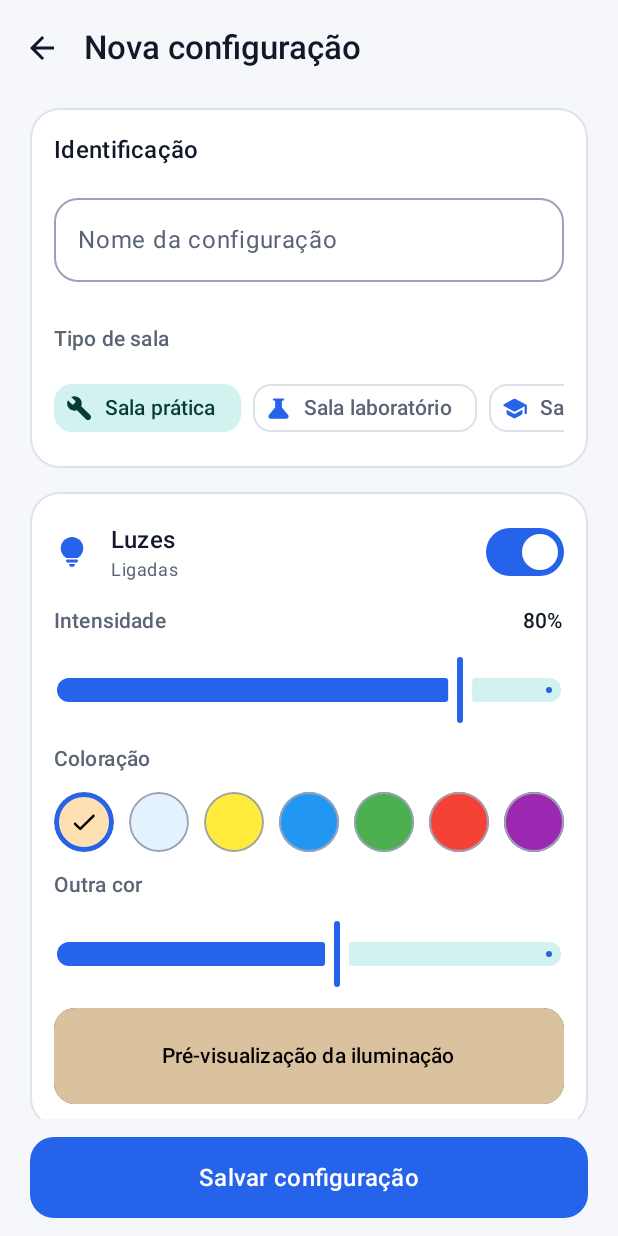
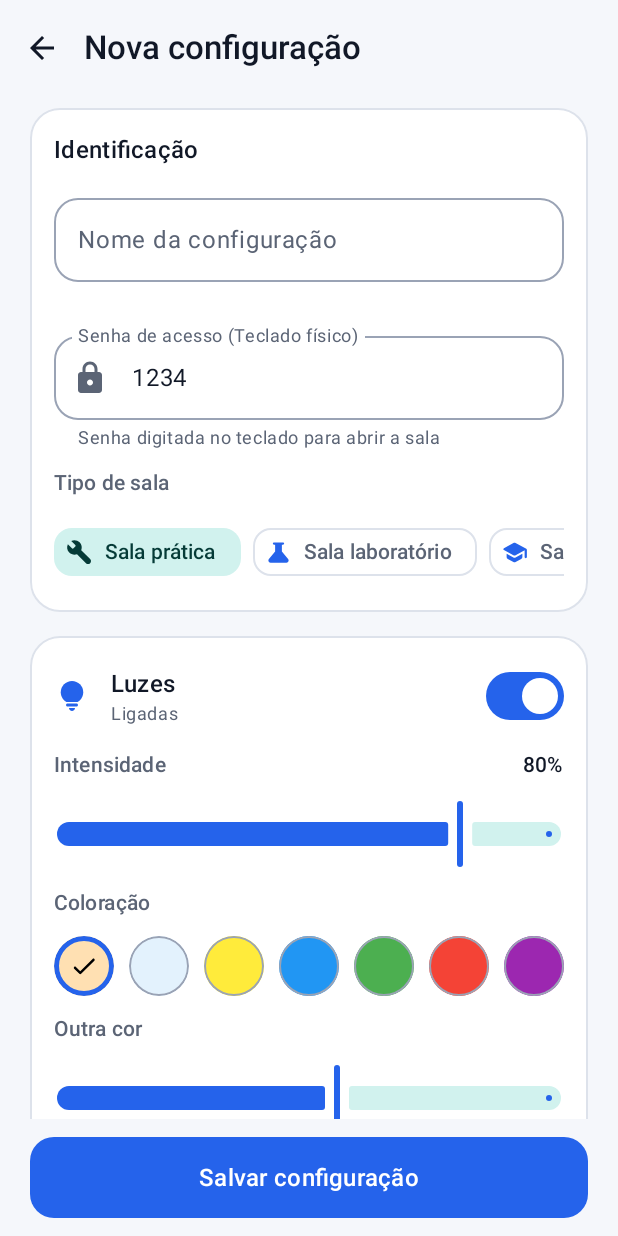
Before and after one commit to studyclara/proj-sistembarcados, an Android app built with Jetpack Compose: the composable ConfigScreen called with empty values, on a phone screen of 412 x 824 dp. Run offline under Robolectric (Android 15) with nearby library versions, the phone set to English and light mode, and no system bars.

Commit message:
ajustes finais

```diff
--- a/SalaAutomatizada/app/src/main/java/com/example/salaautomatizada/data/Database.kt
+++ b/SalaAutomatizada/app/src/main/java/com/example/salaautomatizada/data/Database.kt
@@ -30,7 +30,8 @@ data class RoomConfig(
     val lightColor: Int,        // ARGB
     val curtainsOpen: Boolean,
     val acOn: Boolean,
-    val temperature: Int        // °C
+    val temperature: Int,       // °C
+    val roomPassword: String = "1234" // Senha de acesso digitada no teclado
 )
 
 /**
@@ -87,7 +88,7 @@ interface EventLogDao {
     suspend fun clearAll()
 }
 
-@Database(entities = [User::class, RoomConfig::class, RoomEventLog::class], version = 2, exportSchema = false)
+@Database(entities = [User::class, RoomConfig::class, RoomEventLog::class], version = 3, exportSchema = false)
 abstract class AppDatabase : RoomDatabase() {
     abstract fun userDao(): UserDao
     abstract fun configDao(): ConfigDao
--- a/SalaAutomatizada/app/src/main/java/com/example/salaautomatizada/ui/ConfigScreen.kt
+++ b/SalaAutomatizada/app/src/main/java/com/example/salaautomatizada/ui/ConfigScreen.kt
@@ -26,6 +26,7 @@ import androidx.compose.material.icons.automirrored.filled.ArrowBack
 import androidx.compose.material.icons.rounded.AcUnit
 import androidx.compose.material.icons.rounded.Check
 import androidx.compose.material.icons.rounded.Lightbulb
+import androidx.compose.material.icons.rounded.Lock
 import androidx.compose.material.icons.rounded.NightsStay
 import androidx.compose.material.icons.rounded.WbSunny
 import androidx.compose.material3.Button
@@ -84,6 +85,8 @@ fun ConfigScreen(vm: AppViewModel, configId: Long, onBack: () -> Unit) {
     var curtainsOpen by remember { mutableStateOf(true) }
     var acOn by remember { mutableStateOf(false) }
     var temperature by remember { mutableFloatStateOf(23f) }
+    var roomPassword by remember { mutableStateOf("1234") }
+    var passwordError by remember { mutableStateOf(false) }
 
     // Modo edição: carrega a configuração existente.
     LaunchedEffect(configId) {
@@ -97,6 +100,7 @@ fun ConfigScreen(vm: AppViewModel, configId: Long, onBack: () -> Unit) {
                 curtainsOpen = c.curtainsOpen
                 acOn = c.acOn
                 temperature = c.temperature.toFloat()
+                roomPassword = c.roomPassword
             }
         }
     }
@@ -122,6 +126,8 @@ fun ConfigScreen(vm: AppViewModel, configId: Long, onBack: () -> Unit) {
                     onClick = {
                         if (name.isBlank()) {
                             nameError = true
+                        } else if (roomPassword.isBlank()) {
+                            passwordError = true
                         } else {
                             vm.save(
                                 RoomConfig(
@@ -134,7 +140,8 @@ fun ConfigScreen(vm: AppViewModel, configId: Long, onBack: () -> Unit) {
                                     lightColor = color,
                                     curtainsOpen = curtainsOpen,
                                     acOn = acOn,
-                                    temperature = temperature.roundToInt()
+                                    temperature = temperature.roundToInt(),
+                                    roomPassword = roomPassword.trim()
                                 ),
                                 onDone = onBack
                             )
@@ -176,6 +183,26 @@ fun ConfigScreen(vm: AppViewModel, configId: Long, onBack: () -> Unit) {
                         isError = nameError,
                         shape = MaterialTheme.shapes.medium,
                         supportingText = { if (nameError) Text("Informe um nome para salvar.") },
+                        modifier = Modifier.fillMaxWidth()
+                    )
+                    OutlinedTextField(
+                        value = roomPassword,
+                        onValueChange = {
+                            if (it.length <= 8) {
+                                roomPassword = it.uppercase()
+                                passwordError = false
+                            }
+                        },
+                        label = { Text("Senha de acesso (Teclado físico)") },
+                        placeholder = { Text("Ex: 1234 ou A1B2") },
+                        leadingIcon = { Icon(Icons.Rounded.Lock, contentDescription = null) },
+                        singleLine = true,
+                        isError = passwordError,
+                        shape = MaterialTheme.shapes.medium,
+                        supportingText = {
+                            if (passwordError) Text("Informe a senha de acesso da sala.")
+                            else Text("Senha digitada no teclado para abrir a sala")
+                        },
                         modifier = Modifier.fillMaxWidth()
                     )
                     Text(
--- a/SalaAutomatizada/app/src/main/java/com/example/salaautomatizada/ui/HomeTab.kt
+++ b/SalaAutomatizada/app/src/main/java/com/example/salaautomatizada/ui/HomeTab.kt
@@ -362,7 +362,7 @@ private fun ConfigCard(
                         overflow = TextOverflow.Ellipsis
                     )
                     Text(
-                        config.roomType,
+                        "${config.roomType} • Senha: ${config.roomPassword}",
                         style = MaterialTheme.typography.bodySmall,
                         color = MaterialTheme.colorScheme.onSurfaceVariant
                     )
```
Also changed, not shown: SalaAutomatizada/app/src/main/java/com/example/salaautomatizada/AppViewModel.kt (+7 -3 lines), SalaAutomatizada/app/src/main/java/com/example/salaautomatizada/device/RoomGateway.kt (+42 -0 lines), 19 other files.
